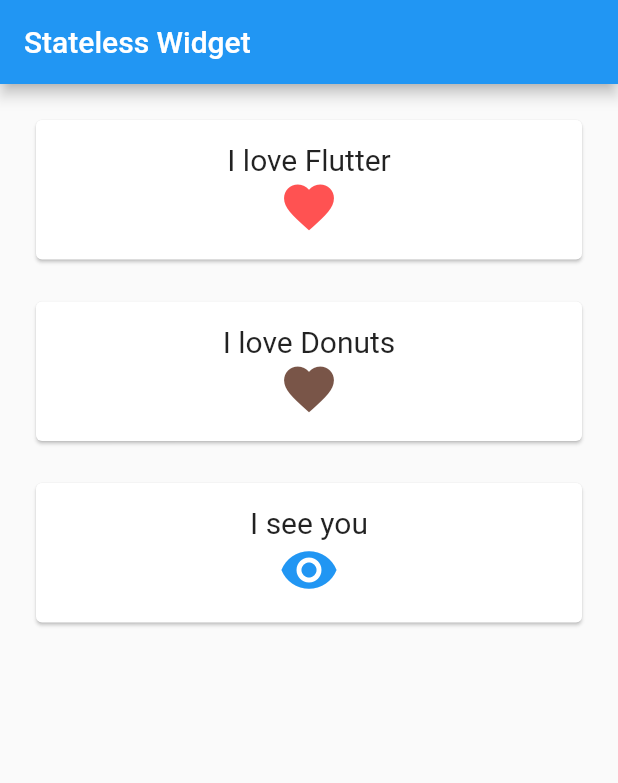
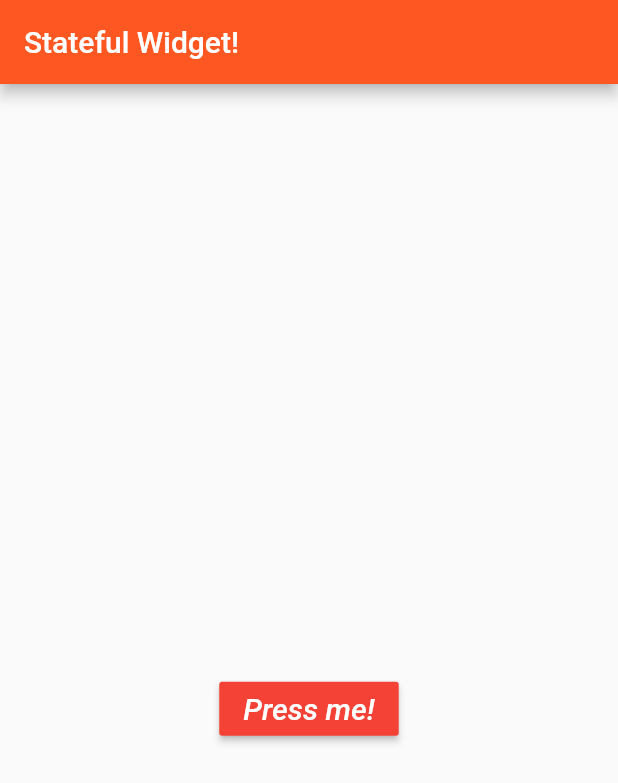
Before and after one commit to bur8787/flutter-getting-started, a Flutter app: the screen it shows after launch, on a phone screen of 412 x 824 dp. Shown: the top 783 px of the screen. Run offline on Flutter 3.47's test engine with Material 2 defaults, Android fonts, the phone set to English and light mode, and no system bars.

Commit message:
03 Flutter: Buttons and Stateful widgets

```diff
--- a/my_app/lib/main.dart
+++ b/my_app/lib/main.dart
@@ -2,53 +2,54 @@ import 'package:flutter/material.dart';
 
 void main() {
   runApp(new MaterialApp(
-    title: 'Hello World App',
-    home: MyStatelessWidget(),
+    home: AwesomeButton(),
   ));
 }
 
-class MyStatelessWidget extends StatelessWidget {
+class AwesomeButton extends StatefulWidget {
+  @override
+  AwesomeButtonState createState() => AwesomeButtonState();
+}
+
+class AwesomeButtonState extends State<AwesomeButton> {
+  int counter = 0;
+  List<String> strings = ["Flutter", "is", "Awesome"];
+  String displayedString = "";
+
+  void onPressed() {
+    setState(() {
+      displayedString = strings[counter];
+      counter = counter < 2 ? counter + 1 : 0;
+    });
+  }
+
   @override
   Widget build(BuildContext context) {
     return Scaffold(
-      appBar: AppBar(title: Text("Stateless Widget")),
+      appBar: AppBar(
+          title: Text("Stateful Widget!"), backgroundColor: Colors.deepOrange),
       body: Container(
-        padding: EdgeInsets.all(20.0),
-        child: Column(
-          crossAxisAlignment: CrossAxisAlignment.stretch,
-          children: <Widget>[
-            MyCard(
-                title: Text("I love Flutter", style: TextStyle(fontSize: 20.0)),
-                icon: Icon(Icons.favorite, size: 40.0, color: Colors.redAccent)
-            ),
-            MyCard(
-                title: Text("I love Donuts", style: TextStyle(fontSize: 20.0)),
-                icon: Icon(Icons.favorite, size: 40.0, color: Colors.brown)
-            ),
-            MyCard(
-                title: Text("I see you", style: TextStyle(fontSize: 20.0)),
-                icon: Icon(Icons.visibility, size: 40.0, color: Colors.blue)
-            ),
-          ],
+        child: Center(
+          child: Column(
+            mainAxisAlignment: MainAxisAlignment.center,
+            children: <Widget>[
+              Text(displayedString,
+                  style:
+                      TextStyle(fontSize: 30.0, fontWeight: FontWeight.bold)),
+              Padding(padding: EdgeInsets.all(15.0)),
+              RaisedButton(
+                child: Text("Press me!",
+                    style: TextStyle(
+                        color: Colors.white,
+                        fontStyle: FontStyle.italic,
+                        fontSize: 20.0)),
+                color: Colors.red,
+                onPressed: onPressed,
+              ),
+            ],
+          ),
         ),
       ),
     );
   }
 }
-
-class MyCard extends StatelessWidget {
-  MyCard({this.title, this.icon});
-
-  final Widget title;
-  final Widget icon;
-
-  @override
-  Widget build(BuildContext context) {
-    return Container(
-        padding: EdgeInsets.only(bottom: 20.0),
-        child: Card(
-            child: Container(
-                padding: EdgeInsets.all(15.0),
-                child: Column(children: <Widget>[this.title, this.icon]))));
-  }
-}
```
